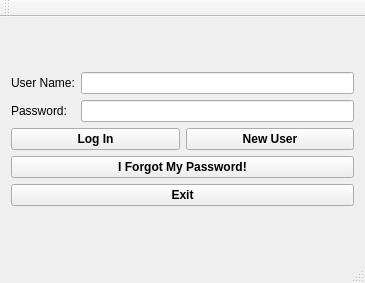
Old version of the form mainwindow.ui in the repository ckhajavi/VDMS_FOR_REAL_THO.
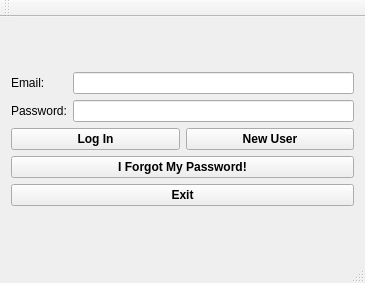
New version of the form.

```diff
--- a/mainwindow.ui
+++ b/mainwindow.ui
@@ -24,7 +24,7 @@
           <item>
            <widget class="QLabel" name="lblUserName">
             <property name="text">
-             <string>User Name:</string>
+             <string>Email:</string>
             </property>
            </widget>
           </item>
```
